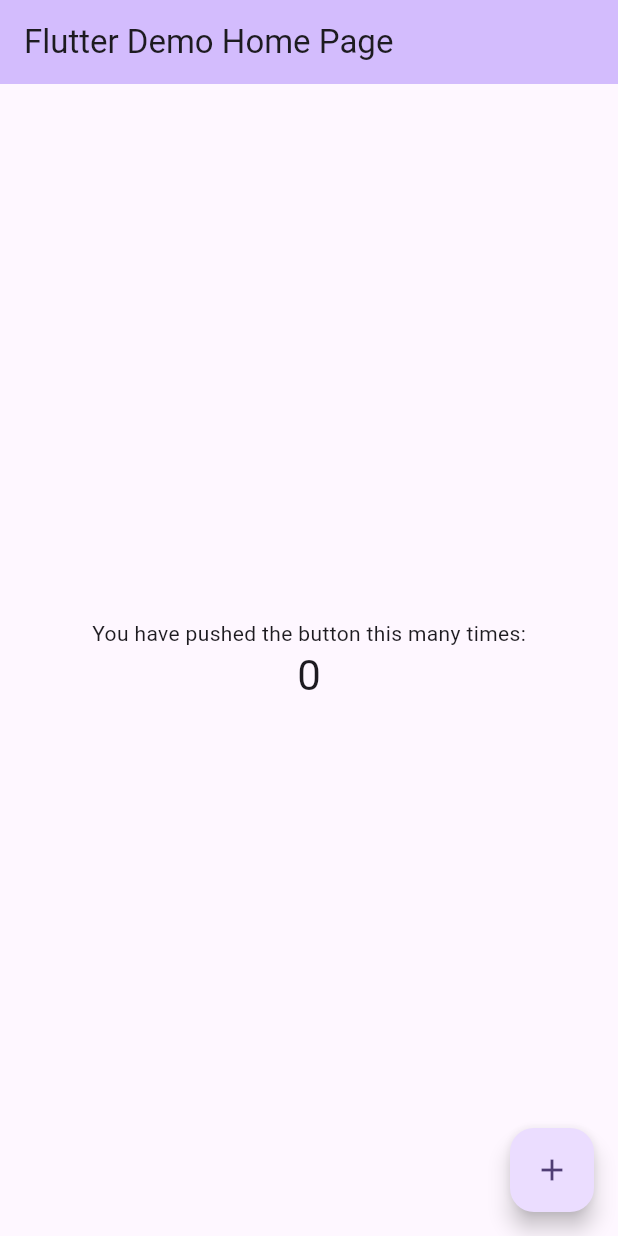
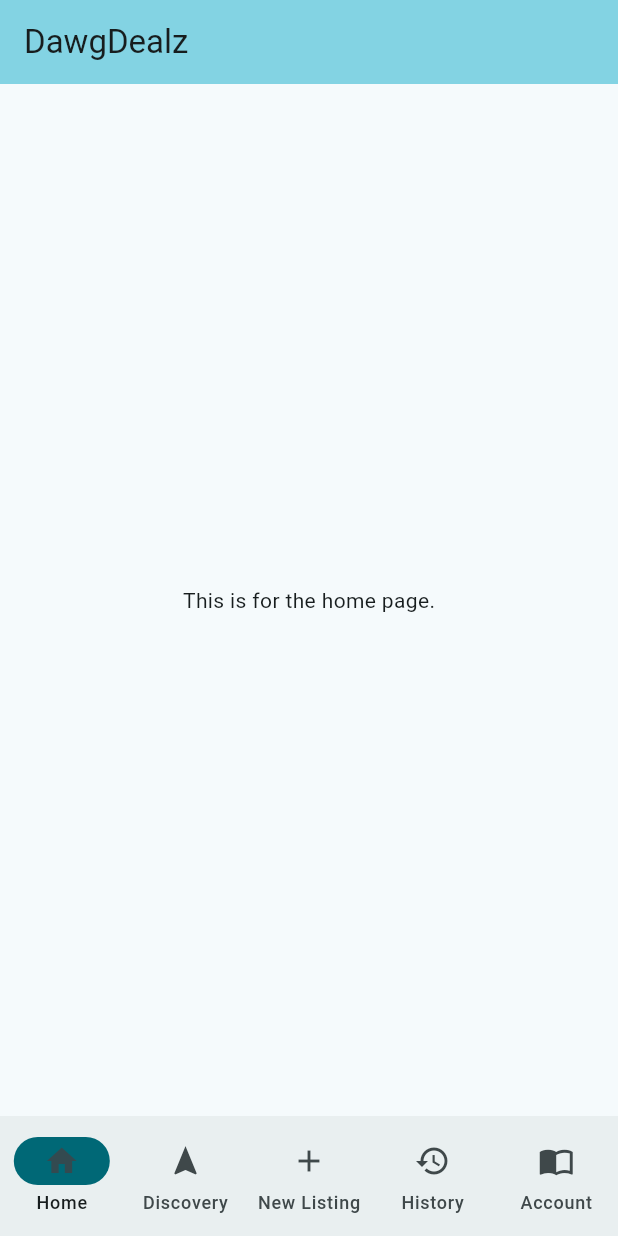
Before and after one commit to s-moshe/Dawgdealz, a Flutter app: the screen it shows after launch, on a phone screen of 412 x 824 dp. Run offline on Flutter 3.47's test engine with Material 3 defaults, Android fonts, the phone set to English and light mode, and no system bars.

Commit message:
added navigation views

```diff
--- a/dawgdealz/lib/main.dart
+++ b/dawgdealz/lib/main.dart
@@ -1,4 +1,9 @@
 import 'package:flutter/material.dart';
+import 'package:navigation/views/custom_widget1.dart';
+import 'package:navigation/views/custom_widget2.dart';
+import 'package:navigation/views/custom_widget3.dart';
+import 'package:navigation/views/custom_widget4.dart';
+import 'package:navigation/views/custom_widget5.dart';
 
 void main() {
   runApp(const MyApp());
@@ -7,119 +12,70 @@
 class MyApp extends StatelessWidget {
   const MyApp({super.key});
 
-  // This widget is the root of your application.
   @override
   Widget build(BuildContext context) {
     return MaterialApp(
-      title: 'Flutter Demo',
+      title: 'DawgDealz',
       theme: ThemeData(
-        // This is the theme of your application.
-        //
-        // TRY THIS: Try running your application with "flutter run". You'll see
-        // the application has a purple toolbar. Then, without quitting the app,
-        // try changing the seedColor in the colorScheme below to Colors.green
-        // and then invoke "hot reload" (save your changes or press the "hot
-        // reload" button in a Flutter-supported IDE, or press "r" if you used
-        // the command line to start the app).
-        //
-        // Notice that the counter didn't reset back to zero; the application
-        // state is not lost during the reload. To reset the state, use hot
-        // restart instead.
-        //
-        // This works for code too, not just values: Most code changes can be
-        // tested with just a hot reload.
-        colorScheme: ColorScheme.fromSeed(seedColor: Colors.deepPurple),
+        colorScheme: ColorScheme.fromSeed(seedColor: Colors.cyan),
         useMaterial3: true,
       ),
-      home: const MyHomePage(title: 'Flutter Demo Home Page'),
+      home: const NavDemo(title: 'DawgDealz'),
     );
   }
 }
 
-class MyHomePage extends StatefulWidget {
-  const MyHomePage({super.key, required this.title});
-
-  // This widget is the home page of your application. It is stateful, meaning
-  // that it has a State object (defined below) that contains fields that affect
-  // how it looks.
-
-  // This class is the configuration for the state. It holds the values (in this
-  // case the title) provided by the parent (in this case the App widget) and
-  // used by the build method of the State. Fields in a Widget subclass are
-  // always marked "final".
-
+class NavDemo extends StatefulWidget {
+  const NavDemo({super.key, required this.title});
   final String title;
 
   @override
-  State<MyHomePage> createState() => _MyHomePageState();
+  State<NavDemo> createState() => _NavDemoState();
 }
 
-class _MyHomePageState extends State<MyHomePage> {
-  int _counter = 0;
+class _NavDemoState extends State<NavDemo> {
 
-  void _incrementCounter() {
-    setState(() {
-      // This call to setState tells the Flutter framework that something has
-      // changed in this State, which causes it to rerun the build method below
-      // so that the display can reflect the updated values. If we changed
-      // _counter without calling setState(), then the build method would not be
-      // called again, and so nothing would appear to happen.
-      _counter++;
-    });
-  }
+  // We will use this to keep track of what tab is selected
+  int _currentTabIndex = 0;
 
   @override
   Widget build(BuildContext context) {
-    // This method is rerun every time setState is called, for instance as done
-    // by the _incrementCounter method above.
-    //
-    // The Flutter framework has been optimized to make rerunning build methods
-    // fast, so that you can just rebuild anything that needs updating rather
-    // than having to individually change instances of widgets.
+    final ThemeData theme = Theme.of(context);
     return Scaffold(
       appBar: AppBar(
-        // TRY THIS: Try changing the color here to a specific color (to
-        // Colors.amber, perhaps?) and trigger a hot reload to see the AppBar
-        // change color while the other colors stay the same.
         backgroundColor: Theme.of(context).colorScheme.inversePrimary,
-        // Here we take the value from the MyHomePage object that was created by
-        // the App.build method, and use it to set our appbar title.
         title: Text(widget.title),
       ),
-      body: Center(
-        // Center is a layout widget. It takes a single child and positions it
-        // in the middle of the parent.
-        child: Column(
-          // Column is also a layout widget. It takes a list of children and
-          // arranges them vertically. By default, it sizes itself to fit its
-          // children horizontally, and tries to be as tall as its parent.
-          //
-          // Column has various properties to control how it sizes itself and
-          // how it positions its children. Here we use mainAxisAlignment to
-          // center the children vertically; the main axis here is the vertical
-          // axis because Columns are vertical (the cross axis would be
-          // horizontal).
-          //
-          // TRY THIS: Invoke "debug painting" (choose the "Toggle Debug Paint"
-          // action in the IDE, or press "p" in the console), to see the
-          // wireframe for each widget.
-          mainAxisAlignment: MainAxisAlignment.center,
-          children: <Widget>[
-            const Text(
-              'You have pushed the button this many times:',
-            ),
-            Text(
-              '$_counter',
-              style: Theme.of(context).textTheme.headlineMedium,
-            ),
-          ],
-        ),
+      bottomNavigationBar: NavigationBar(
+        onDestinationSelected: (int index){
+          setState((){ // Executes code and then causes widget to re-build()
+            _currentTabIndex = index;
+          });
+        },
+        indicatorColor: theme.primaryColor,
+        selectedIndex: _currentTabIndex,
+
+        // This defines what is in the nav bar
+        destinations: const <Widget>[
+          NavigationDestination(icon: Icon(Icons.home), label: 'Home' ),
+          NavigationDestination(icon: Icon(Icons.navigation), label: 'Discovery'),
+          NavigationDestination(icon: Icon(Icons.add), label: 'New Listing'),
+          NavigationDestination(icon: Icon(Icons.history), label: 'History'),
+          NavigationDestination(icon: Icon(Icons.import_contacts), label: 'Account')
+        ],
       ),
-      floatingActionButton: FloatingActionButton(
-        onPressed: _incrementCounter,
-        tooltip: 'Increment',
-        child: const Icon(Icons.add),
-      ), // This trailing comma makes auto-formatting nicer for build methods.
+
+      // Here we choose how to populate the body using the current value of _currentTabIndex
+      body: Center(child:
+        switch (_currentTabIndex) {
+          0 => const CustomWidget1(),
+          1 => const CustomWidget2(),
+          2 => const CustomWidget3(),
+          3 => const CustomWidget4(),
+          4 => const CustomWidget5(),
+          _ => const CustomWidget1()
+        }
+      )
     );
   }
 }
--- /dev/null
+++ b/dawgdealz/lib/views/custom_widget1.dart
@@ -0,0 +1,10 @@
+import 'package:flutter/material.dart';
+
+class CustomWidget1 extends StatelessWidget {
+  const CustomWidget1({super.key});
+
+  @override
+  Widget build(BuildContext context) {
+    return const Text('This is for the home page.');
+  }
+}
```
Also changed, not shown: dawgdealz/lib/views/custom_widget2.dart (added, +10 -0 lines), dawgdealz/lib/views/custom_widget3.dart (added, +24 -0 lines), dawgdealz/lib/views/custom_widget4.dart (added, +10 -0 lines), dawgdealz/lib/views/custom_widget5.dart (added, +10 -0 lines), dawgdealz/lib/views/donut_widget.dart (added, +18 -0 lines), dawgdealz/lib/views/widget.dart (added, +10 -0 lines), dawgdealz/pubspec.yaml (+7 -7 lines), dawgdealz/pubspec.lock, 27 other files.
